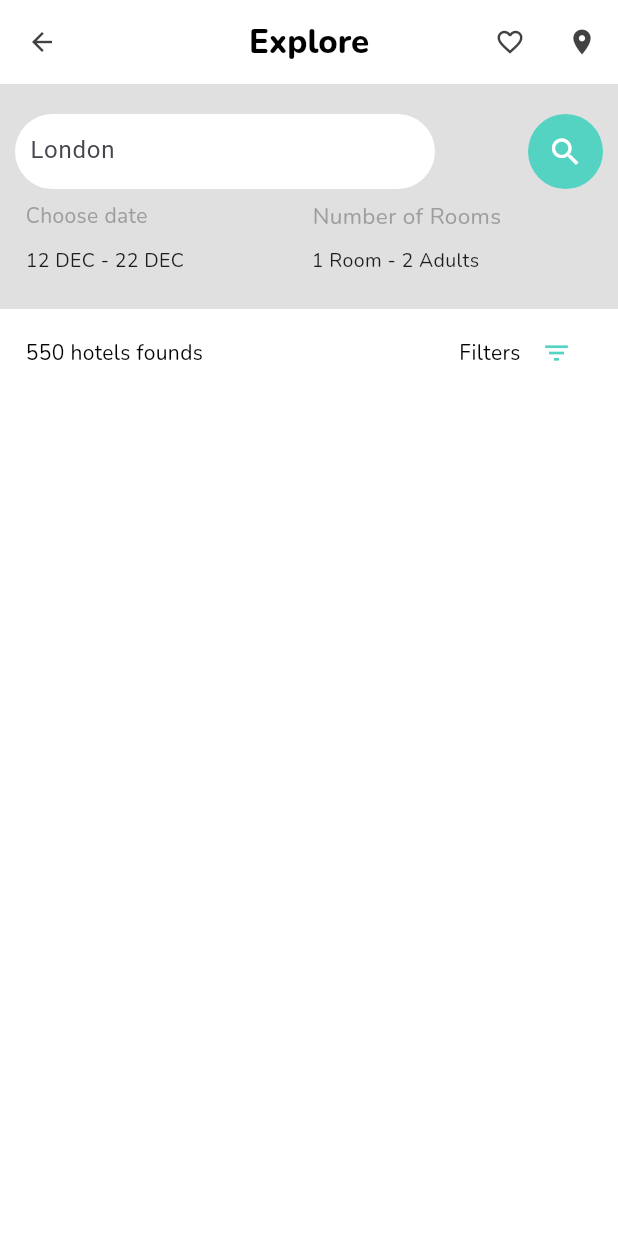
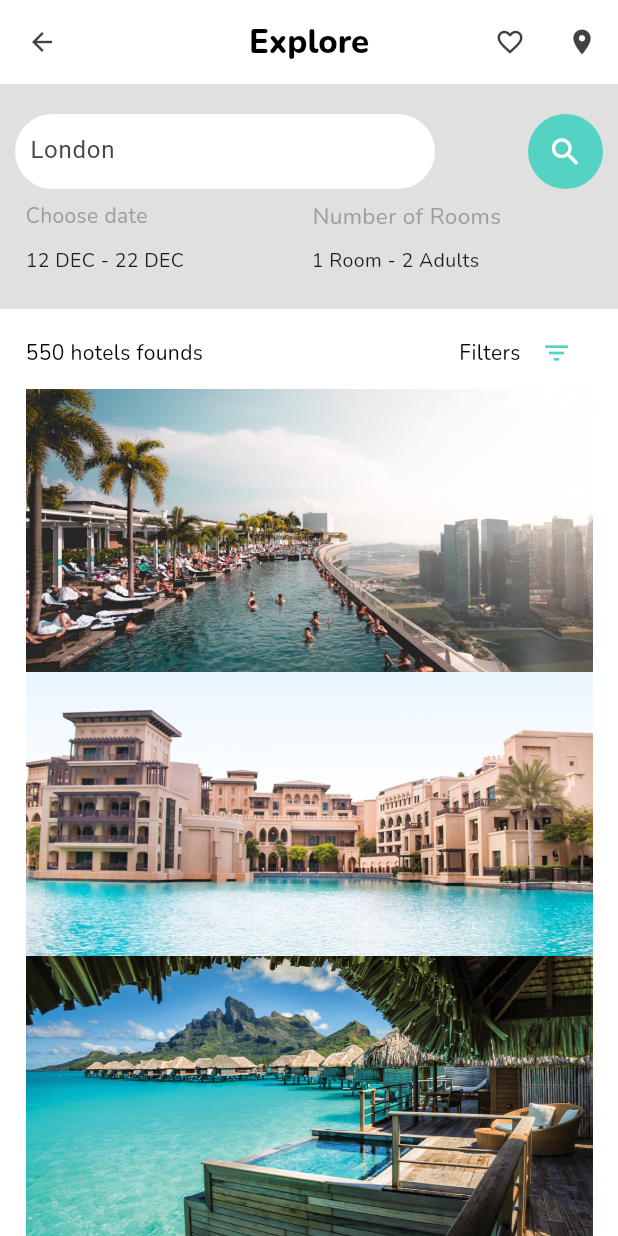
Before and after one commit to marc-wilfried/hotels_reservation_project, a Flutter app: the screen it shows after launch, on a phone screen of 412 x 824 dp. Run offline on Flutter 3.47's test engine with Material 3 defaults, Android fonts, the phone set to English and light mode, and no system bars; our stand-ins replace google_fonts.

```diff
--- a/lib/main.dart
+++ b/lib/main.dart
@@ -1,4 +1,3 @@
-import 'package:flutter/foundation.dart';
 import 'package:flutter/material.dart';
 import 'package:google_fonts/google_fonts.dart';
 
@@ -174,14 +173,14 @@ class _SearchSectionState extends State<SearchSection> {
   }
 }
 
-var listHotels = [
+final List listHotels = [
 
     {
       'title': 'Grand Royl Hotel',
       'place': 'wembley, London',
       'distance': 2,
       'review': 36,
-      'picture': 'images/hotel_1.png',
+      'picture': 'assets/hotel_1.png',
       'price': '180',
 
     },
@@ -190,7 +189,7 @@ var listHotels = [
       'place': 'wembley, London',
       'distance': 3,
       'review': 13,
-      'picture': 'images/hotel_2.png',
+      'picture': 'assets/hotel_2.png',
       'price': '220',
     },
     {
@@ -198,7 +197,7 @@ var listHotels = [
       'place': 'wembley, London',
       'distance': 6,
       'review': 88,
-      'picture': 'images/hotel_3.png',
+      'picture': 'assets/hotel_3.png',
       'price': '400',
     },
     {
@@ -206,7 +205,7 @@ var listHotels = [
       'place': 'wembley, London',
       'distance': 11,
       'review': 34,
-      'picture': 'images/hotel_4.png',
+      'picture': 'assets/hotel_4.png',
       'price': '910',
     }
 
@@ -256,17 +255,13 @@ class _ViewHotelsSectionState extends State<ViewHotelsSection> {
             ],
           ),
           Column(
-            children: [
-              Card(
-                color: Colors.black,
-                  elevation: 5,
-                  shape: RoundedRectangleBorder(
-              borderRadius: BorderRadius.circular(10),
-            ),
-
-              ),
-            ],
-          ),
+            children: listHotels.map((hotel) {
+                return Container(
+                  //child: Text(hotel['title']),
+                  child: Image.asset(hotel['picture']),
+                );
+            }).toList(),
+),
         ],
       ),
       );
```
Also changed, not shown: pubspec.yaml (+5 -5 lines).
